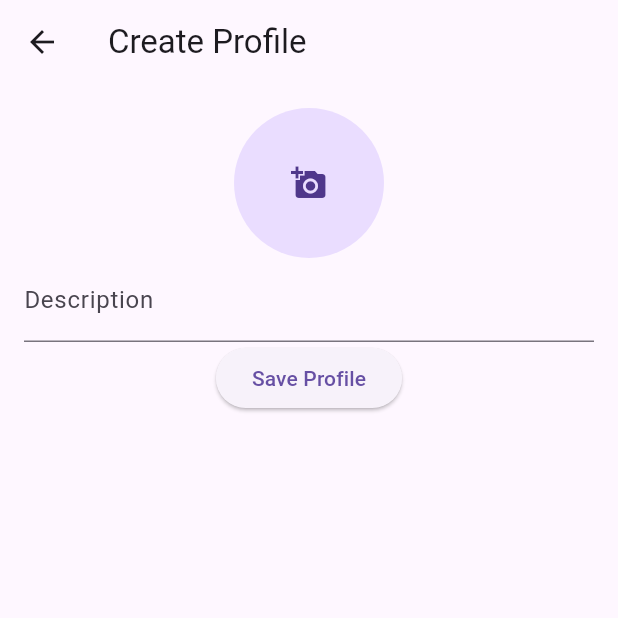
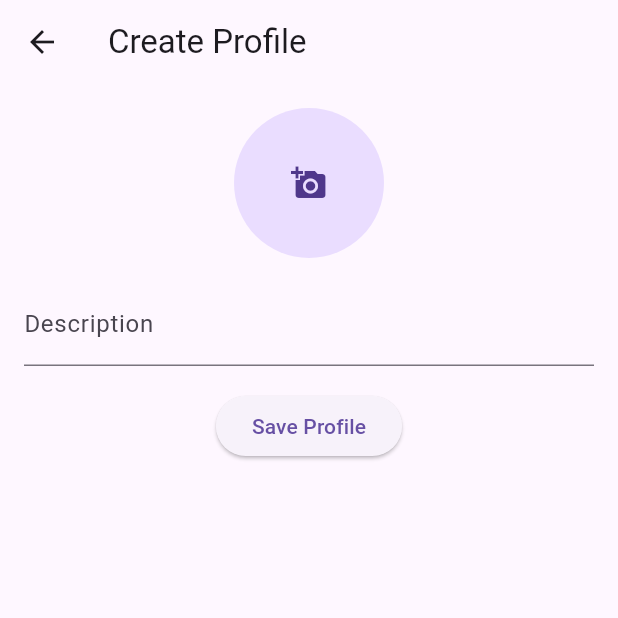
Before and after one commit to michaeltatwit/TruckItDriver, a Flutter app: the ProfileCreationPage screen opened directly with empty values, on a phone screen of 412 x 824 dp, the top half of it. Run offline on Flutter 3.47's test engine with Material 3 defaults, Android fonts, the phone set to English and light mode, and no system bars; our stand-ins replace cloud_firestore, firebase_auth, firebase_core, firebase_storage, image_picker; accounts and stored records are empty.

Commit message:
ui changes

```diff
--- a/truckit/lib/ProfileCreationPage.dart
+++ b/truckit/lib/ProfileCreationPage.dart
@@ -91,14 +91,20 @@ class _ProfileCreationPageState extends State<ProfileCreationPage> {
               onTap: _pickImage,
               child: CircleAvatar(
                 radius: 50,
-                backgroundImage: _image != null ? FileImage(_image!) : _imageUrl.isNotEmpty ? NetworkImage(_imageUrl) : null,
+                backgroundImage: _image != null
+                    ? FileImage(_image!)
+                    : _imageUrl.isNotEmpty
+                        ? NetworkImage(_imageUrl)
+                        : null,
                 child: _image == null && _imageUrl.isEmpty ? Icon(Icons.add_a_photo) : null,
               ),
             ),
+            SizedBox(height: 16),
             TextField(
               controller: _descriptionController,
               decoration: InputDecoration(labelText: 'Description'),
             ),
+            SizedBox(height: 16),
             ElevatedButton(
               onPressed: _saveProfile,
               child: Text('Save Profile'),
--- a/truckit/lib/menu_server.dart
+++ b/truckit/lib/menu_server.dart
@@ -59,7 +59,7 @@ class MenuServer {
     await _firestore.collection('companies').doc(companyId).collection('trucks').doc(truckId).collection('sections').doc(sectionId).collection('items').doc(itemId).delete();
   }
 
-  // New methods for profile creation, update, and retrieval
+  // Profile-related methods
   Future<void> createOrUpdateProfile(String companyId, String truckId, String description, String imageUrl) async {
     await _firestore.collection('companies').doc(companyId).collection('trucks').doc(truckId).collection('profile').doc('profile').set({
       'description': description,
```
